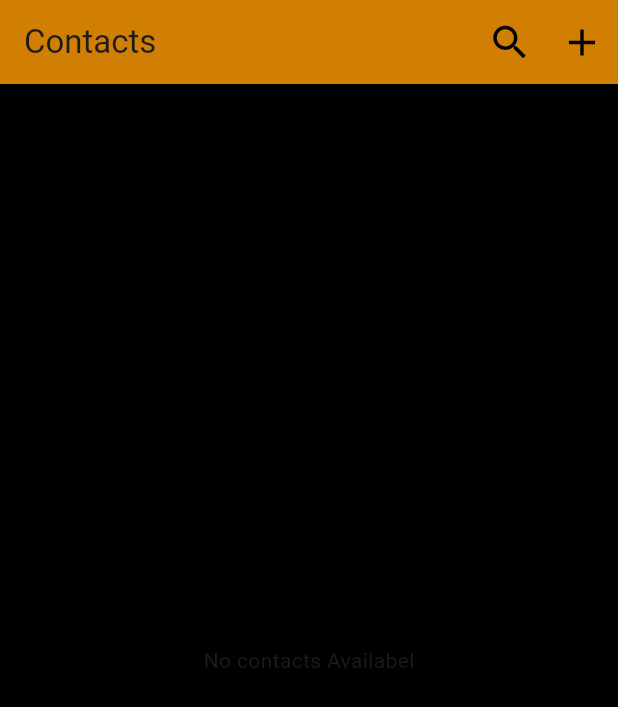
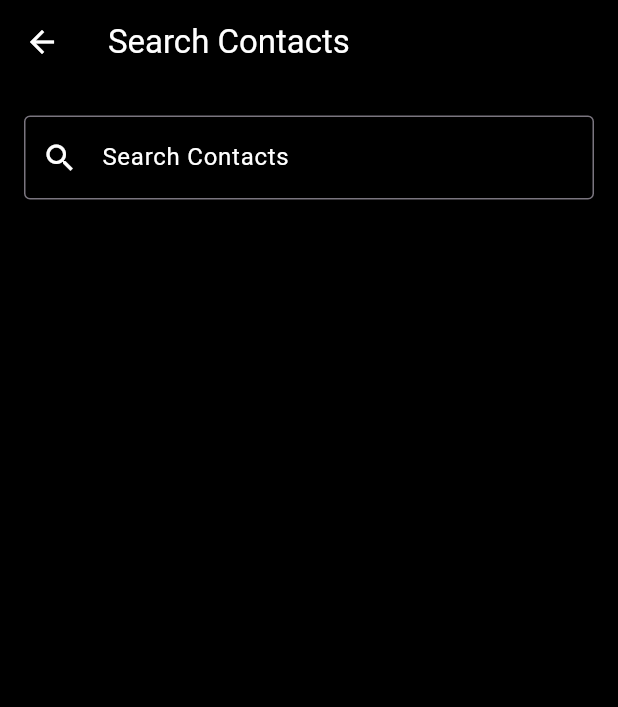
Before and after one commit to kvadah/flutter_Contacts-App, a Flutter app: the screen it shows after launch, after a tap on the "search" icon, on a phone screen of 412 x 824 dp. Shown: the top 707 px of the screen. Run offline on Flutter 3.47's test engine with Material 3 defaults, Android fonts, the phone set to English and light mode, and no system bars; our stand-ins replace fluttertoast, sqflite; accounts and stored records are empty.

Commit message:
add functionality to Search Contacts

```diff
--- a/lib/contacts_view.dart
+++ b/lib/contacts_view.dart
@@ -1,6 +1,7 @@
 import 'package:contacts/CRUD/crud_service.dart';
 import 'package:contacts/contact_lists.dart';
 import 'package:contacts/new_contact_view.dart';
+import 'package:contacts/search_contacts.dart';
 import 'package:flutter/material.dart';
 
 class ContactsView extends StatefulWidget {
@@ -31,7 +32,14 @@ class _ContactsViewState extends State<ContactsView> {
           backgroundColor: const Color.fromARGB(255, 209, 127, 3),
           actions: [
             IconButton(
-              onPressed: () {},
+              onPressed: () {
+                Navigator.push(
+                  context,
+                  MaterialPageRoute(
+                    builder: (context) => SearchContact(dbService: dbService),
+                  ),
+                );
+              },
               icon: const Icon(
                 Icons.search,
                 size: 30,
--- /dev/null
+++ b/lib/search_contacts.dart
@@ -0,0 +1,143 @@
+import 'package:contacts/CRUD/crud_service.dart';
+import 'package:contacts/Utilities/colors.dart';
+import 'package:contacts/contact_detail.dart';
+import 'package:flutter/material.dart';
+
+class SearchContact extends StatefulWidget {
+  final DbService dbService;
+  const SearchContact({super.key, required this.dbService});
+
+  @override
+  State<SearchContact> createState() => _SearchContactState();
+}
+
+class _SearchContactState extends State<SearchContact> {
+  late final TextEditingController _searchController;
+  late List<Contacts> searchedContacts;
+
+  @override
+  void initState() {
+    super.initState();
+    _searchController = TextEditingController();
+    searchedContacts = []; // Initialize with an empty list.
+
+    // Initially load all contacts
+    searchContacts('');
+  }
+
+  // Function to search contacts based on query
+  void searchContacts(String query) async {
+    if (query.isEmpty) {
+      // If no query, show all contacts
+      setState(() {
+        searchedContacts = [];
+      });
+    } else {
+      // Fetch contacts matching the search query
+      final results = await widget.dbService.getContactsByName(query);
+      setState(() {
+        searchedContacts = results;
+      });
+    }
+  }
+
+  @override
+  Widget build(BuildContext context) {
+    return Scaffold(
+      backgroundColor: Colors.black,
+      appBar: AppBar(
+        backgroundColor: Colors.black,
+        leading: IconButton(
+          icon: const Icon(Icons.arrow_back, color: Colors.white),
+          onPressed: () {
+            Navigator.pop(context); // Navigate back to the previous screen
+          },
+        ),
+        title: const Text(
+          'Search Contacts',
+          style: TextStyle(color: Colors.white),
+        ),
+      ),
+      body: Column(
+        children: [
+          // Search TextField
+          Container(
+            margin: const EdgeInsets.only(top: 5),
+            child: Padding(
+              padding: const EdgeInsets.all(16.0),
+              child: TextField(
+                controller: _searchController,
+                style: const TextStyle(color: Colors.white),
+                decoration: const InputDecoration(
+                  labelText: 'Search Contacts',
+                  labelStyle: TextStyle(color: Colors.white),
+                  border: OutlineInputBorder(),
+                  prefixIcon: Icon(Icons.search, color: Colors.white),
+                ),
+                // Listen for changes in the TextField and update the contact list
+                onChanged: (query) {
+                  searchContacts(query);
+                },
+              ),
+            ),
+          ),
+
+          // List of filtered contacts
+          Expanded(
+            child: ListView.builder(
+              itemCount: searchedContacts.length,
+              itemBuilder: (context, index) {
+                final contact = searchedContacts[index];
+                final avatarColor = getRandomColor();
+                final initial = contact.name.isNotEmpty
+                    ? contact.name[0].toUpperCase()
+                    : "#";
+                return Container(
+                  margin: const EdgeInsets.only(top: 5, left: 0.5, right: 0),
+                  decoration: BoxDecoration(
+                    color: const Color.fromARGB(166, 53, 44, 44),
+                    borderRadius: BorderRadius.circular(18.0),
+                  ),
+                  child: SizedBox(
+                    height: 60,
+                    child: ListTile(
+                      leading: CircleAvatar(
+                        backgroundColor: avatarColor,
+                        child: Text(initial),
+                      ),
+                      title: Text(
+                        contact.name,
+                        style: const TextStyle(
+                          color: Colors.white,
+                          fontSize: 18,
+                          fontWeight: FontWeight.w300,
+                        ),
+                      ),
+                      subtitle: Text(
+                        contact.phone,
+                        style: const TextStyle(color: Colors.white),
+                      ),
+                      onTap: () {
+                        Navigator.push(
+                          context,
+                          MaterialPageRoute(
+                            builder: (context) => ContactDetail(
+                              contact: contact,
+                              avatarColor: avatarColor,
+                              letter: initial,
+                              dbService: widget.dbService,
+                            ),
+                          ),
+                        );
+                      },
+                    ),
+                  ),
+                );
+              },
+            ),
+          ),
+        ],
+      ),
+    );
+  }
+}
```
Also changed, not shown: lib/CRUD/crud_service.dart (+7 -0 lines).
